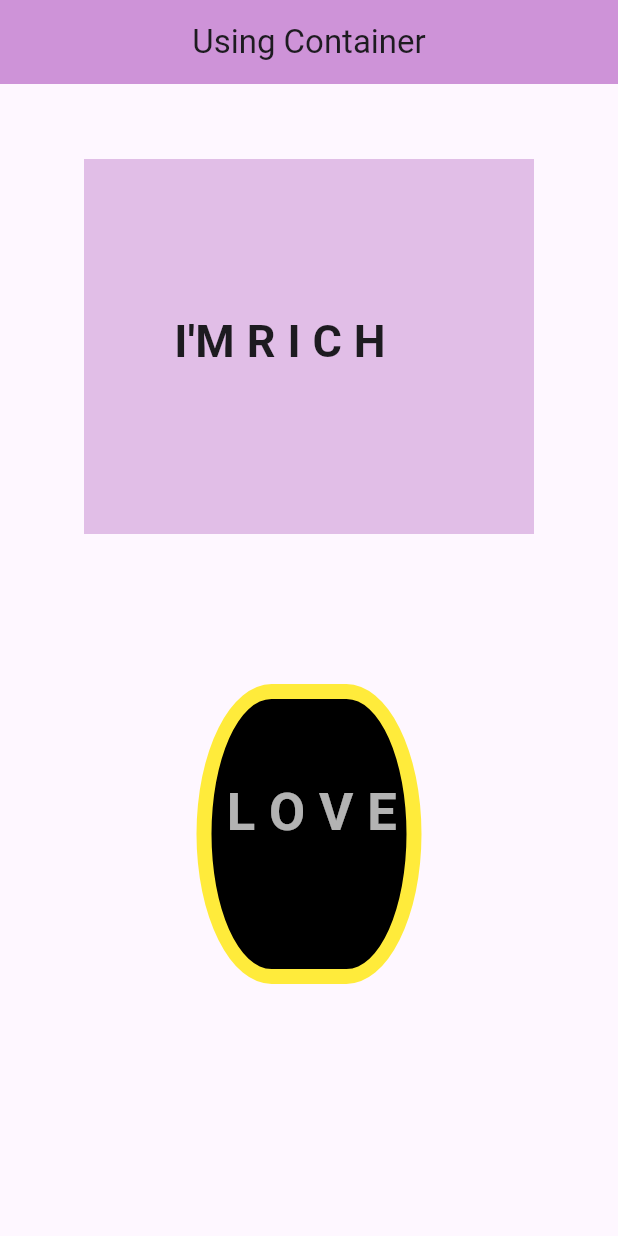
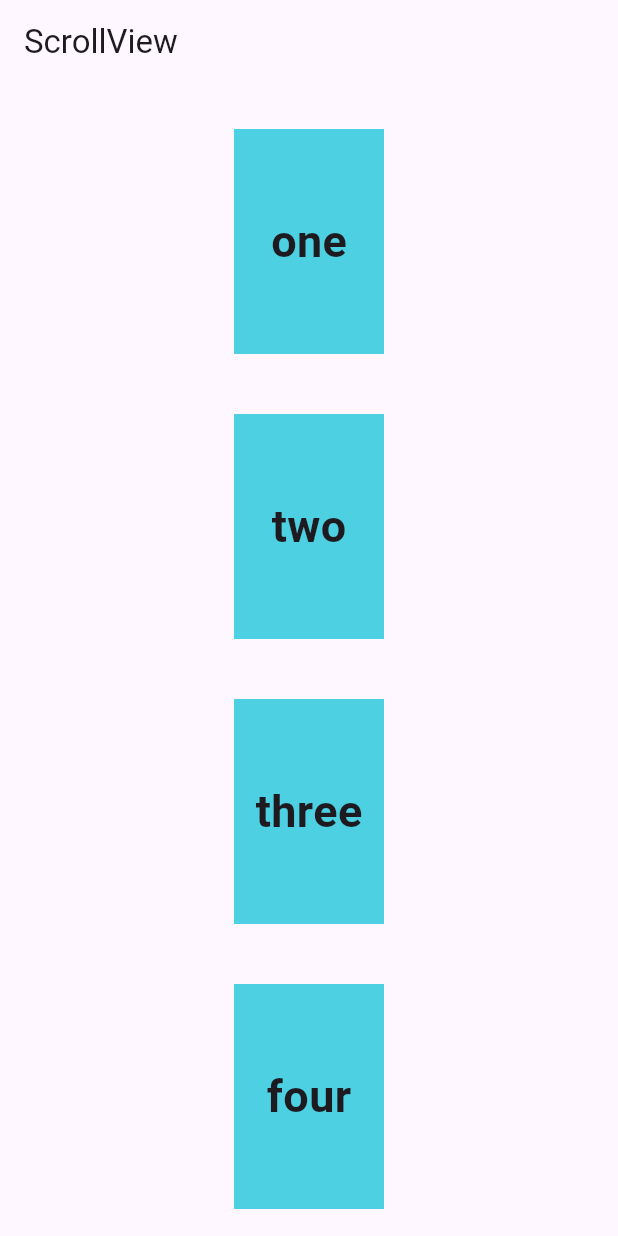
Before and after one commit to AuPattavee1143/flutter_sample, a Flutter app: the screen it shows after launch, on a phone screen of 412 x 824 dp. Run offline on Flutter 3.47's test engine with Material 3 defaults, Android fonts, the phone set to English and light mode, and no system bars.

Commit message:
third commit

```diff
--- a/flutter_sample/lib/main.dart
+++ b/flutter_sample/lib/main.dart
@@ -1,5 +1,6 @@
 import 'package:flutter/material.dart';
 import 'package:flutter_sample/my_container.dart';
+import 'package:flutter_sample/my_scroll.dart';
 
 void main() {
   runApp(const MainApp());
@@ -13,7 +14,7 @@ class MainApp extends StatelessWidget {
     return const MaterialApp(
       debugShowCheckedModeBanner: false,
       title: 'My Flutter Sample',
-      home:MyContainer()
+      home:MyScroll()
     );
   }
 }
--- /dev/null
+++ b/flutter_sample/lib/my_scroll.dart
@@ -0,0 +1,39 @@
+import 'package:flutter/material.dart';
+
+class MyScroll extends StatelessWidget {
+  const MyScroll({super.key});
+
+  @override
+  Widget build(BuildContext context) {
+    return Scaffold(
+      appBar: AppBar(
+        title: const Text('ScrollView'),
+      ),
+      body: SingleChildScrollView(
+        scrollDirection: Axis.vertical,
+        padding: const EdgeInsets.all(10),
+        child: Center(
+          child: Column(
+            children: [
+              boxContainer('one'),
+              boxContainer('two'),
+              boxContainer('three'),
+              boxContainer('four'),
+              boxContainer('five'),
+              boxContainer('six'),
+              boxContainer('seven'),
+              boxContainer('egiht'),
+            ],
+          ),
+        )
+      ),
+    );
+  }
+  Widget boxContainer(String txt) => Container(
+    width: 100, height:150,
+    color: Colors.cyan.shade300,
+    margin: const EdgeInsets.all(20),
+    alignment: Alignment.center,
+    child: Text(txt, style: const TextStyle(fontSize: 30,fontWeight: FontWeight.bold),),
+  );
+}
```
